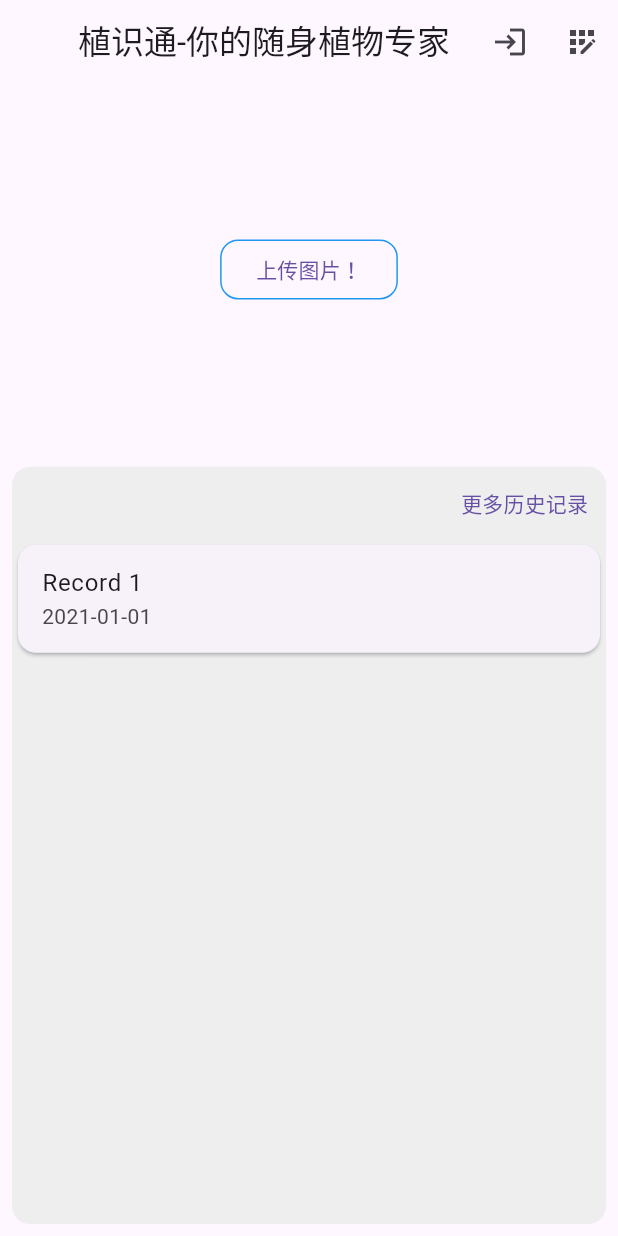
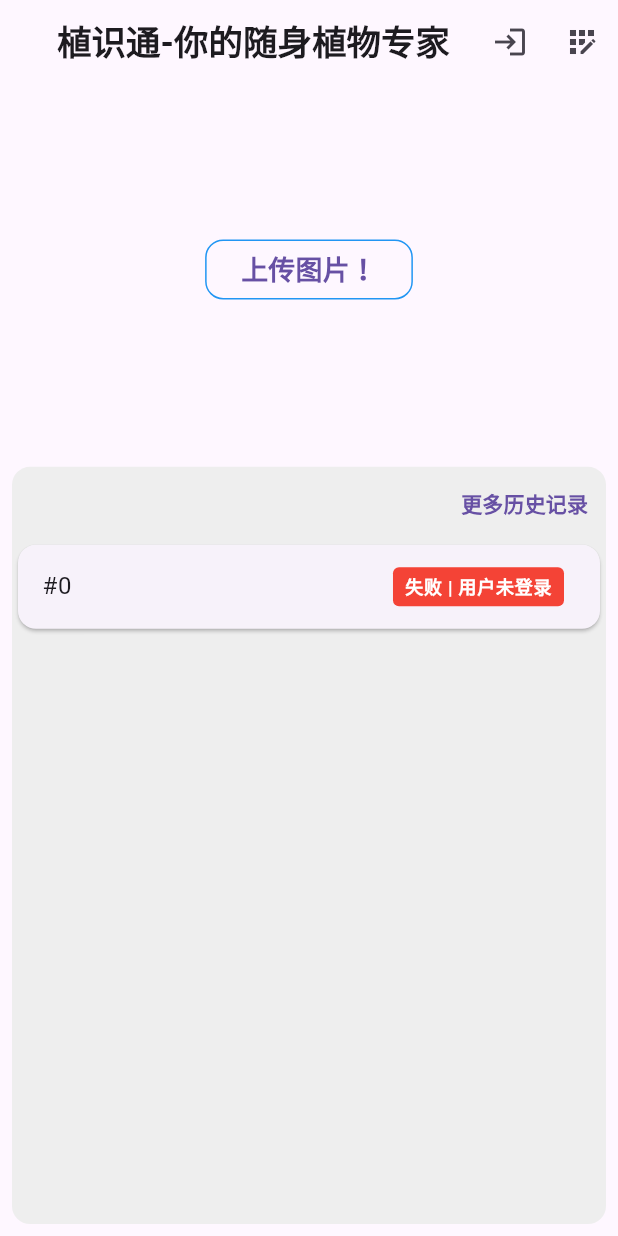
Before and after one commit to Kingsley-Yoimiya/EcoEye, a Flutter app: the screen it shows after launch, on a phone screen of 412 x 824 dp. Run offline on Flutter 3.47's test engine with Material 3 defaults, Android fonts, the phone set to English and light mode, and no system bars; our stand-ins replace image_picker, shared_preferences; Roboto replaces fonts that are missing (Kaiti, Songti).

Commit message:
Update main_screen.dart

```diff
--- a/flutter_app/lib/screens/main_screen.dart
+++ b/flutter_app/lib/screens/main_screen.dart
@@ -1,5 +1,6 @@
 import 'package:flutter/material.dart';
 import 'package:shared_preferences/shared_preferences.dart';
+import '../controllers/history_controller.dart';
 import 'registration_screen.dart';
 import 'login_screen.dart';
 import 'upload_screen.dart';
@@ -13,6 +14,9 @@ class MainScreen extends StatefulWidget {
 
 class _MainScreenState extends State<MainScreen> {
   String? username;
+  String? userId;
+  final HistoryController _historyController = HistoryController();
+  List<Map<String, dynamic>> historyList = [];
 
   @override
   void initState() {
@@ -24,6 +28,30 @@ class _MainScreenState extends State<MainScreen> {
     SharedPreferences prefs = await SharedPreferences.getInstance();
     setState(() {
       username = prefs.getString('username');
+      userId = prefs.getString('userId');
+    });
+
+    if (userId != null) {
+      _loadHistory(userId!);
+    } else {
+      // 用户未登录，设置默认的错误记录
+      setState(() {
+        historyList = [
+          {
+            "recordId": 0,
+            "userId": 0,
+            "timestamp": 0,
+            "status": "User not logged in"
+          }
+        ];
+      });
+    }
+  }
+
+  _loadHistory(String userId) async {
+    List<Map<String, dynamic>> historyData = await _historyController.fetchHistory(userId);
+    setState(() {
+      historyList = historyData.take(10).toList();
     });
   }
 
@@ -35,6 +63,8 @@ class _MainScreenState extends State<MainScreen> {
           '植识通-你的随身植物专家',
           style: TextStyle(
             fontFamily: 'Kaiti',
+            fontWeight: FontWeight.bold,
+            fontSize: 23,
           ),
         ),
         centerTitle: true,
@@ -77,7 +107,7 @@ class _MainScreenState extends State<MainScreen> {
                   context,
                   MaterialPageRoute(builder: (context) => UploadScreen()),
                 ),
-                child: Text('上传图片！',style: TextStyle(fontFamily: 'Songti',),),
+                child: Text('上传图片！', style: TextStyle(fontFamily: 'Songti', fontWeight: FontWeight.bold, fontSize: 18,),),
                 style: OutlinedButton.styleFrom(
                   side: BorderSide(color: Colors.blue, style: BorderStyle.solid),
                   shape: RoundedRectangleBorder(
@@ -114,27 +144,47 @@ class _MainScreenState extends State<MainScreen> {
               context,
               MaterialPageRoute(builder: (context) => HistoryRecordScreen()),
             ),
-            child: Text('更多历史记录',style: TextStyle(fontFamily: 'Songti',),),
+            child: Text('更多历史记录', style: TextStyle(fontFamily: 'Songti', fontWeight: FontWeight.bold, fontSize: 14,),),
           ),
         ),
         Expanded(
-          child: ListView(
-            children: [
-              Card(
+          child: ListView.builder(
+            itemCount: historyList.length,
+            itemBuilder: (context, index) {
+              final record = historyList[index];
+              return Card(
                 shape: RoundedRectangleBorder(
                   borderRadius: BorderRadius.circular(12),
                 ),
                 child: ListTile(
-                  title: Text('Record 1'),
-                  subtitle: Text('2021-01-01'),
-                  onTap: () => Navigator.push(
-                    context,
-                    MaterialPageRoute(builder: (context) => ResultDisplayScreen(results: 'Sample Results')), // 需要调整参数
+                  title: Text("#${record['recordId']}"),
+                  subtitle: record["timestamp"] != 0 ? Text("${record['timestamp']}") : null,
+                  trailing: Container(
+                    padding: EdgeInsets.symmetric(horizontal: 8, vertical: 4),
+                    decoration: BoxDecoration(
+                      color: record['status'] == "Success" ? Colors.green : Colors.red,
+                      borderRadius: BorderRadius.circular(4),
+                    ),
+                    child: Text(
+                      record['status'] == "Success" ? "成功" : record['status'] == "User not logged in" ? "失败 | 用户未登录" : "失败",
+                      style: TextStyle(fontFamily: 'Songti', fontWeight: FontWeight.bold, fontSize: 12, color: Colors.white),
+                    ),
                   ),
+                  onTap: () {
+                    if (record['status'] != "Success") {
+                      ScaffoldMessenger.of(context).showSnackBar(
+                        SnackBar(content: Text(record['status'])),
+                      );
+                    } else {
+                      Navigator.push(
+                        context,
+                        MaterialPageRoute(builder: (context) => ResultDisplayScreen(results: "Sample Result")),
+                      );
+                    }
+                  },
                 ),
-              ),
-              // 添加更多 Card 来展示其他记录
-            ],
+              );
+            },
           ),
         ),
       ],
```
